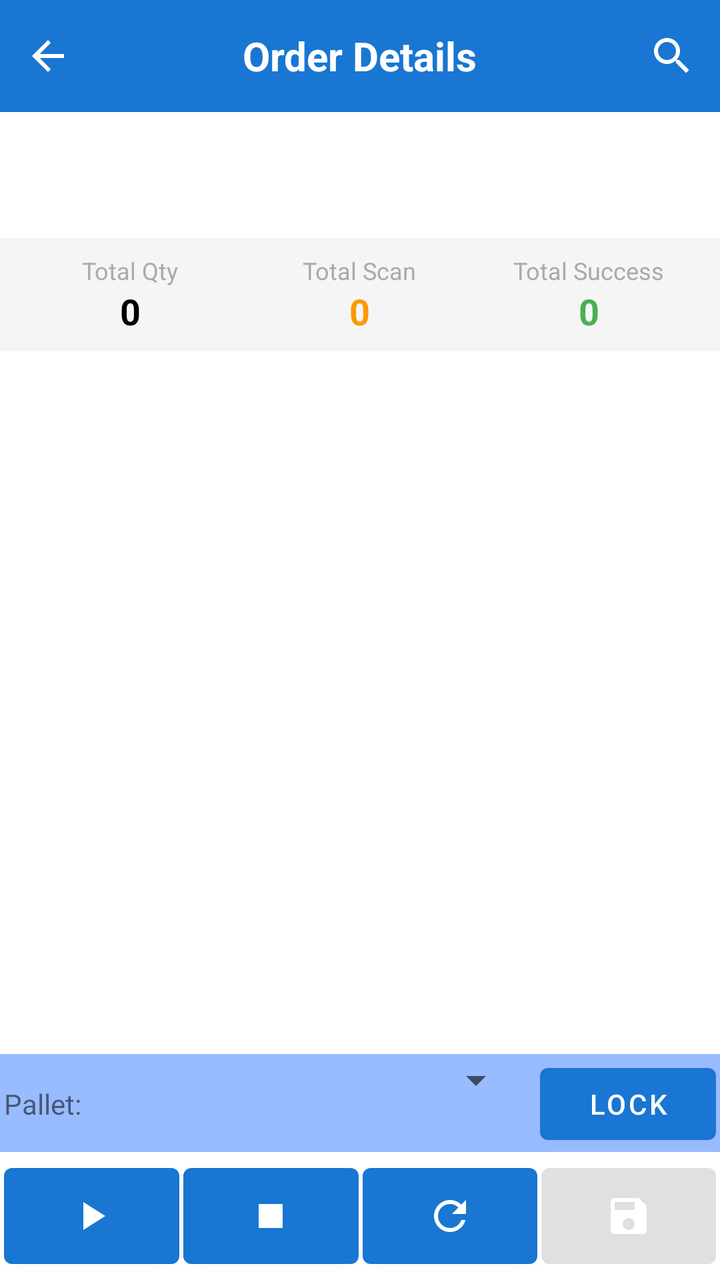
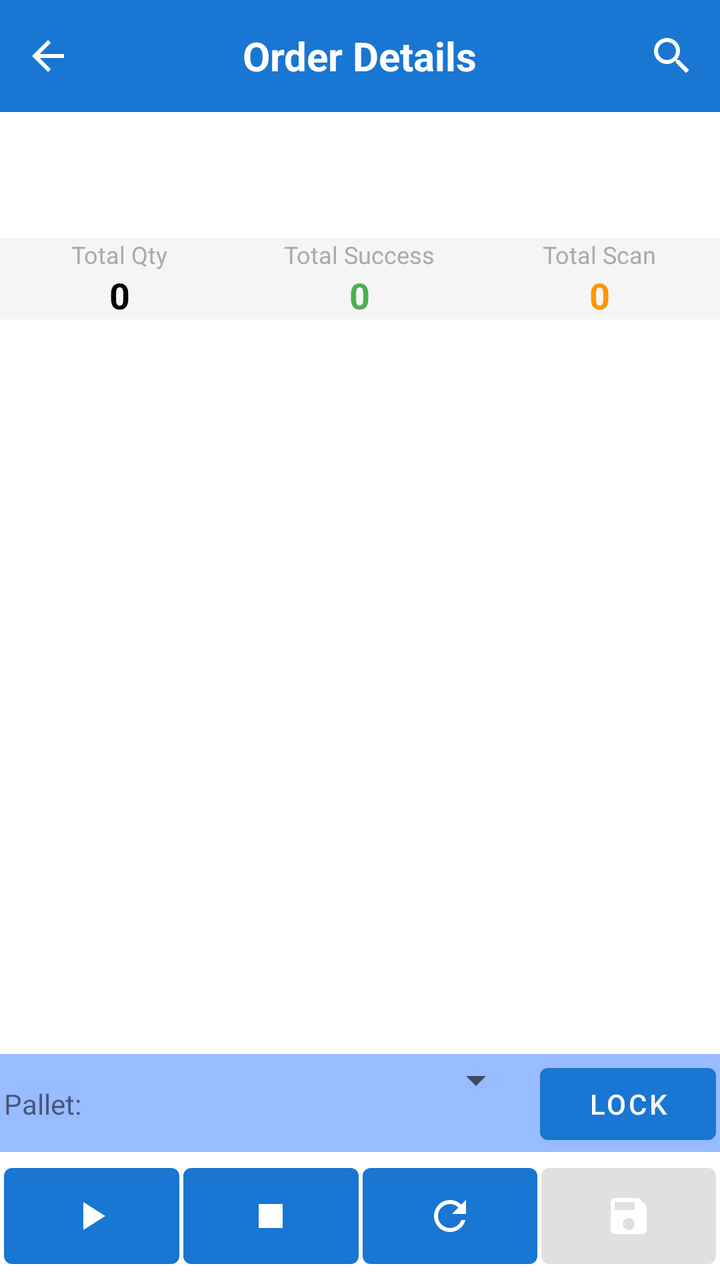

Before-and-after screenshots of an Android layout around one commit, followed by the original layout XML and the change that was made.
<!-- AndroidManifest.xml: application theme AppTheme -->
<!-- res/layout/fragment_picking_order_child.xml -->
<?xml version="1.0" encoding="utf-8"?>
<LinearLayout xmlns:android="http://schemas.android.com/apk/res/android"
    android:layout_width="match_parent"
    android:layout_height="match_parent"
    xmlns:app="http://schemas.android.com/apk/res-auto"
    android:orientation="vertical">

    <com.google.android.material.appbar.AppBarLayout
        android:id="@+id/appBarLayout"
        android:layout_width="match_parent"
        android:layout_height="wrap_content">

        <androidx.appcompat.widget.Toolbar
            android:id="@+id/toolbar"
            android:layout_width="match_parent"
            android:layout_height="?attr/actionBarSize"
            android:background="?attr/colorPrimary"
            app:contentInsetLeft="0dp"
            app:contentInsetStart="0dp"
            app:popupTheme="@style/ThemeOverlay.AppCompat.Light"
            app:theme="@style/ThemeOverlay.AppCompat.Dark.ActionBar">

            <FrameLayout
                android:layout_width="match_parent"
                android:layout_height="match_parent">

                <ImageView
                    android:id="@+id/ivBack"
                    android:layout_width="48dp"
                    android:layout_height="match_parent"
                    android:layout_gravity="start"
                    android:background="?attr/selectableItemBackgroundBorderless"
                    android:padding="12dp"
                    android:src="@drawable/ic_arrow_back"
                    app:tint="@android:color/white"/>

                <TextView
                    android:id="@+id/toolbar_title"
                    android:layout_width="wrap_content"
                    android:layout_height="wrap_content"
                    android:layout_gravity="center"
                    android:text="Order Details"
                    android:textColor="@android:color/white"
                    android:textSize="20sp"
                    android:textStyle="bold"/>

                
                <FrameLayout
                    android:id="@+id/notificationContainer"
                    android:layout_width="48dp"
                    android:layout_height="match_parent"
                    android:layout_gravity="end"
                    android:layout_marginEnd="48dp">

                    <ImageView
                        android:id="@+id/ivNotification"
                        android:layout_width="match_parent"
                        android:layout_height="match_parent"
                        android:background="?attr/selectableItemBackgroundBorderless"
                        android:padding="12dp"
                        android:src="@drawable/ic_notifications"
                        app:tint="@android:color/white"
                        android:visibility="gone"/>

                    <TextView
                        android:id="@+id/tvNotificationCount"
                        android:layout_width="20dp"
                        android:layout_height="20dp"
                        android:layout_gravity="top|end"
                        android:layout_marginTop="8dp"
                        android:layout_marginEnd="8dp"
                        android:background="@drawable/notification_badge_background"
                        android:gravity="center"
                        android:text="0"
                        android:textColor="@android:color/white"
                        android:textSize="12sp"
                        android:visibility="gone"/>
                </FrameLayout>

                <androidx.appcompat.widget.SearchView
                    android:id="@+id/searchView"
                    android:layout_width="wrap_content"
                    android:layout_height="match_parent"
                    android:layout_gravity="end"
                    app:iconifiedByDefault="true"
                    app:queryHint="Search item..."
                    android:theme="@style/SearchViewStyle"/>
            </FrameLayout>


        </androidx.appcompat.widget.Toolbar>

    </com.google.android.material.appbar.AppBarLayout>

    <LinearLayout
        android:layout_width="match_parent"
        android:layout_height="wrap_content"
        android:orientation="vertical"
        android:padding="5dp"
        android:background="@android:color/white">

        <TextView
            android:id="@+id/tvOrderNo"
            android:layout_width="match_parent"
            android:layout_height="wrap_content"
            android:textSize="18sp"
            android:textStyle="bold"
            android:layout_marginBottom="3dp"/>

        <TextView
            android:id="@+id/tvCustomer"
            android:layout_width="match_parent"
            android:layout_height="wrap_content"
            android:textSize="16sp"
            android:layout_marginBottom="4dp"/>

    </LinearLayout>
    
    <LinearLayout
        android:layout_width="match_parent"
        android:layout_height="wrap_content"
        android:orientation="horizontal"
        android:padding="8dp"
        android:background="#F5F5F5">

        <LinearLayout
            android:layout_width="0dp"
            android:layout_height="wrap_content"
            android:layout_weight="1"
            android:orientation="vertical"
            android:gravity="center">

            <TextView
                android:layout_width="wrap_content"
                android:layout_height="wrap_content"
                android:text="Total Qty"
                android:textSize="12sp"
                android:textColor="@android:color/darker_gray"/>

            <TextView
                android:id="@+id/tvTotalQty"
                android:layout_width="wrap_content"
                android:layout_height="wrap_content"
                android:text="0"
                android:textSize="18sp"
                android:textStyle="bold"
                android:textColor="@android:color/black"/>
        </LinearLayout>

        <LinearLayout
            android:layout_width="0dp"
            android:layout_height="wrap_content"
            android:layout_weight="1"
            android:orientation="vertical"
            android:gravity="center">

            <TextView
                android:layout_width="wrap_content"
                android:layout_height="wrap_content"
                android:text="Total Scan"
                android:textSize="12sp"
                android:textColor="@android:color/darker_gray"/>

            <TextView
                android:id="@+id/tvTotalScan"
                android:layout_width="wrap_content"
                android:layout_height="wrap_content"
                android:text="0"
                android:textSize="18sp"
                android:textStyle="bold"
                android:textColor="#FF9800"/>
        </LinearLayout>

        <LinearLayout
            android:layout_width="0dp"
            android:layout_height="wrap_content"
            android:layout_weight="1"
            android:orientation="vertical"
            android:gravity="center">

            <TextView
                android:layout_width="wrap_content"
                android:layout_height="wrap_content"
                android:text="Total Success"
                android:textSize="12sp"
                android:textColor="@android:color/darker_gray"/>

            <TextView
                android:id="@+id/tvTotalSuccess"
                android:layout_width="wrap_content"
                android:layout_height="wrap_content"
                android:text="0"
                android:textSize="18sp"
                android:textStyle="bold"
                android:textColor="#4CAF50"/>
        </LinearLayout>
    </LinearLayout>
    <LinearLayout
        android:id="@+id/view_readtag"
        android:layout_width="0dp"
        android:layout_height="0dp"
        android:visibility="invisible">
        <TextView
            android:id="@+id/tv_count"
            android:layout_width="0dp"
            android:layout_height="0dp"
            android:visibility="invisible"></TextView>
        <TextView
            android:id="@+id/tv_time"
            android:layout_width="0dp"
            android:layout_height="0dp"
            android:visibility="invisible"></TextView>
        <TextView
            android:id="@+id/tv_total"
            android:layout_width="0dp"
            android:layout_height="0dp"
            android:visibility="invisible"></TextView>
        <EditText
            android:id="@+id/etTime"
            android:layout_weight="1"
            android:layout_width="0dp"
            android:layout_height="0dp"
            android:hint="99999999"
            android:inputType="numberDecimal"
            android:maxLength="10"
            android:singleLine="true"
            android:visibility="invisible" />
    </LinearLayout>

    <FrameLayout
        android:layout_width="match_parent"
        android:layout_height="0dp"
        android:layout_weight="1">

        <ListView
            android:id="@+id/listView"
            android:layout_width="match_parent"
            android:layout_height="match_parent"
            android:divider="@android:color/darker_gray"
            android:dividerHeight="1dp"
            android:padding="3dp"/>

        <LinearLayout
            android:id="@+id/emptyView"
            android:layout_width="match_parent"
            android:layout_height="match_parent"
            android:gravity="center"
            android:orientation="vertical"
            android:visibility="gone">

            <ImageView
                android:layout_width="64dp"
                android:layout_height="64dp"
                android:src="@drawable/ic_empty_box"
                android:alpha="0.5"/>

            <TextView
                android:layout_width="wrap_content"
                android:layout_height="wrap_content"
                android:layout_marginTop="16dp"
                android:text="No items found"
                android:textSize="16sp"/>
        </LinearLayout>

        <ProgressBar
            android:id="@+id/progressBar"
            android:layout_width="wrap_content"
            android:layout_height="wrap_content"
            android:layout_gravity="center"
            android:visibility="gone"/>

    </FrameLayout>

    <LinearLayout
        android:id="@+id/viewPallet"
        android:layout_width="match_parent"
        android:layout_height="wrap_content"
        android:orientation="horizontal"
        android:paddingTop="1dp"
        android:paddingLeft="2dp"
        android:paddingRight="2dp"
        android:paddingBottom="0dp"
        android:background="@color/lightblue3">

        <TextView
            android:layout_width="wrap_content"
            android:layout_height="wrap_content"
            android:text="Pallet: ">
        </TextView>

        <Spinner
            android:id="@+id/spinnerPallet"
            android:layout_width="0dp"
            android:layout_height="wrap_content"
            android:layout_weight="1"
            android:layout_marginEnd="8dp"/>

        <Button
            android:id="@+id/btnLockPallet"
            android:layout_width="wrap_content"
            android:layout_height="wrap_content"
            android:text="Lock"
            android:drawablePadding="8dp"/>

    </LinearLayout>

    <LinearLayout
        android:id="@+id/viewAction"
        android:layout_width="match_parent"
        android:layout_height="wrap_content"
        android:orientation="horizontal"
        android:padding="2dp">

        <Button
            android:id="@+id/btnScanRFID"
            android:layout_width="wrap_content"
            android:layout_height="match_parent"
            android:layout_weight="1"
            android:layout_marginEnd="2dp"
            android:drawableTop="@drawable/ic_play"
            android:paddingTop="12dp"
            android:paddingBottom="0dp"
            android:textSize="0sp"/>

        <Button
            android:id="@+id/btnStop"
            android:layout_width="wrap_content"
            android:layout_height="wrap_content"
            android:layout_weight="1"
            android:layout_marginEnd="2dp"
            android:drawableTop="@drawable/ic_stop"
            android:paddingTop="12dp"
            android:paddingBottom="3dp"
            android:textSize="0sp"/>

        <Button
            android:id="@+id/btnClear"
            android:layout_width="wrap_content"
            android:layout_height="wrap_content"
            android:layout_weight="1"
            android:layout_marginEnd="2dp"
            android:drawableTop="@drawable/ic_refresh"
            android:paddingTop="12dp"
            android:paddingBottom="3dp"
            android:textSize="0sp"/>

        <Button
            android:id="@+id/btnConfirm"
            android:layout_width="wrap_content"
            android:layout_height="wrap_content"
            android:layout_weight="1"
            android:enabled="false"
            android:drawableTop="@drawable/ic_save"
            android:paddingTop="12dp"
            android:paddingBottom="3dp"
            android:textSize="0sp"/>
    </LinearLayout>









































</LinearLayout>
<!-- resources referenced by this layout -->
<resources>
  <color name="lightblue3">#99BBFF</color>
  <!-- drawable ic_arrow_back (drawable) -->
  <?xml version="1.0" encoding="utf-8"?>
  <vector xmlns:android="http://schemas.android.com/apk/res/android"
      android:width="24dp"
      android:height="24dp"
      android:viewportWidth="24"
      android:viewportHeight="24">
      <path
          android:fillColor="#FFFFFF"
          android:pathData="M20,11H7.83l5.59,-5.59L12,4l-8,8 8,8 1.41,-1.41L7.83,13H20v-2z"/>
  </vector>
  <!-- drawable ic_empty_box: png bitmap (drawable, 5607 bytes) -->
  <!-- drawable ic_notifications: png bitmap (drawable, 959 bytes) -->
  <!-- drawable ic_play (drawable) -->
  <?xml version="1.0" encoding="utf-8"?>
  <vector xmlns:android="http://schemas.android.com/apk/res/android"
      android:width="24dp"
      android:height="24dp"
      android:viewportWidth="24"
      android:viewportHeight="24">
      <path
          android:fillColor="#FFFFFF"
          android:pathData="M8,5v14l11,-7z"/>
  </vector>
  <!-- drawable ic_refresh (drawable) -->
  <?xml version="1.0" encoding="utf-8"?>
  <vector xmlns:android="http://schemas.android.com/apk/res/android"
      android:width="24dp"
      android:height="24dp"
      android:viewportWidth="24"
      android:viewportHeight="24">
      <path
          android:fillColor="#FFFFFF"
          android:pathData="M17.65,6.35C16.2,4.9 14.21,4 12,4c-4.42,0 -7.99,3.58 -7.99,8s3.57,8 7.99,8c3.73,0 6.84,-2.55 7.73,-6h-2.08c-0.82,2.33 -3.04,4 -5.65,4 -3.31,0 -6,-2.69 -6,-6s2.69,-6 6,-6c1.66,0 3.14,0.69 4.22,1.78L13,11h7V4l-2.35,2.35z"/>
  </vector>
  <!-- drawable ic_save (drawable) -->
  <?xml version="1.0" encoding="utf-8"?>
  <vector xmlns:android="http://schemas.android.com/apk/res/android"
      android:width="24dp"
      android:height="24dp"
      android:viewportWidth="24"
      android:viewportHeight="24">
      <path
          android:fillColor="#FFFFFF"
          android:pathData="M17,3L5,3c-1.11,0 -2,0.9 -2,2v14c0,1.1 0.89,2 2,2h14c1.1,0 2,-0.9 2,-2L21,7l-4,-4zM12,19c-1.66,0 -3,-1.34 -3,-3s1.34,-3 3,-3 3,1.34 3,3 -1.34,3 -3,3zM15,9L5,9L5,5h10v4z"/>
  </vector>
  <!-- drawable ic_stop (drawable) -->
  <?xml version="1.0" encoding="utf-8"?>
  <vector xmlns:android="http://schemas.android.com/apk/res/android"
      android:width="24dp"
      android:height="24dp"
      android:viewportWidth="24"
      android:viewportHeight="24">
      <path
          android:fillColor="#FFFFFF"
          android:pathData="M6,6h12v12H6z"/>
  </vector>
  <!-- drawable notification_badge_background (drawable) -->
  <?xml version="1.0" encoding="utf-8"?>
  <shape xmlns:android="http://schemas.android.com/apk/res/android"
      android:shape="oval">
      <solid android:color="#F44336" /> 
  </shape>
  <style name="SearchViewStyle" parent="Widget.AppCompat.SearchView">
          
          <item name="android:background">@android:color/transparent</item>
          
          <item name="android:textColor">@android:color/white</item>
          
          <item name="android:textColorHint">@android:color/white</item>
          
          <item name="android:tint">@android:color/white</item>
      </style>
  <style name="AppTheme" parent="Theme.MaterialComponents.Light.DarkActionBar">
          <item name="colorPrimary">@color/colorPrimary</item>
          <item name="colorPrimaryDark">@color/colorPrimaryDark</item>
          <item name="colorAccent">@color/colorAccent</item>
      </style>
  <color name="colorPrimary">#1976D2</color>
  <color name="colorPrimaryDark">#1565C0</color>
  <color name="colorAccent">#FFC107</color>
</resources>

<!-- the commit's change to res/layout/fragment_picking_order_child.xml (unified diff, before → after) -->
@@ -115,12 +115,13 @@
             android:layout_marginBottom="4dp"/>
 
     </LinearLayout>
+
     
     <LinearLayout
         android:layout_width="match_parent"
         android:layout_height="wrap_content"
         android:orientation="horizontal"
-        android:padding="8dp"
+        android:padding="0dp"
         android:background="#F5F5F5">
 
         <LinearLayout
@@ -157,6 +158,30 @@
             <TextView
                 android:layout_width="wrap_content"
                 android:layout_height="wrap_content"
+                android:text="Total Success"
+                android:textSize="12sp"
+                android:textColor="@android:color/darker_gray"/>
+
+            <TextView
+                android:id="@+id/tvTotalSuccess"
+                android:layout_width="wrap_content"
+                android:layout_height="wrap_content"
+                android:text="0"
+                android:textSize="18sp"
+                android:textStyle="bold"
+                android:textColor="#4CAF50"/>
+        </LinearLayout>
+
+        <LinearLayout
+            android:layout_width="0dp"
+            android:layout_height="wrap_content"
+            android:layout_weight="1"
+            android:orientation="vertical"
+            android:gravity="center">
+
+            <TextView
+                android:layout_width="wrap_content"
+                android:layout_height="wrap_content"
                 android:text="Total Scan"
                 android:textSize="12sp"
                 android:textColor="@android:color/darker_gray"/>
@@ -171,29 +196,6 @@
                 android:textColor="#FF9800"/>
         </LinearLayout>
 
-        <LinearLayout
-            android:layout_width="0dp"
-            android:layout_height="wrap_content"
-            android:layout_weight="1"
-            android:orientation="vertical"
-            android:gravity="center">
-
-            <TextView
-                android:layout_width="wrap_content"
-                android:layout_height="wrap_content"
-                android:text="Total Success"
-                android:textSize="12sp"
-                android:textColor="@android:color/darker_gray"/>
-
-            <TextView
-                android:id="@+id/tvTotalSuccess"
-                android:layout_width="wrap_content"
-                android:layout_height="wrap_content"
-                android:text="0"
-                android:textSize="18sp"
-                android:textStyle="bold"
-                android:textColor="#4CAF50"/>
-        </LinearLayout>
     </LinearLayout>
     <LinearLayout
         android:id="@+id/view_readtag"
@@ -332,7 +334,6 @@
             android:paddingTop="12dp"
             android:paddingBottom="3dp"
             android:textSize="0sp"/>
-
         <Button
             android:id="@+id/btnClear"
             android:layout_width="wrap_content"
@@ -355,45 +356,23 @@
             android:paddingBottom="3dp"
             android:textSize="0sp"/>
     </LinearLayout>
-
-
-
-
-
-
-
-
-
-
-
-
-
-
-
-
-
-
-
-
-
-
-
-
-
-
-
-
-
-
-
-
-
-
-
-
-
-
-
-
+    <LinearLayout
+        android:layout_width="match_parent"
+        android:layout_height="wrap_content"
+        android:visibility="gone">
+        <TextView
+            android:layout_width="wrap_content"
+            android:layout_height="wrap_content"
+            android:text="@string/tvData_Read"
+            android:textSize="16sp" />
+
+        <EditText
+            android:id="@+id/EtData_Read"
+            android:layout_width="match_parent"
+            android:layout_height="wrap_content"
+            android:hint=""
+            android:inputType="textMultiLine"
+            android:singleLine="false" />
+    </LinearLayout>
 
 </LinearLayout>
<!-- resource entries referenced after the edit -->
@@ -64,6 +64,7 @@
       android:shape="oval">
       <solid android:color="#F44336" /> 
   </shape>
+  <string name="tvData_Read">Data：</string>
   <style name="SearchViewStyle" parent="Widget.AppCompat.SearchView">
           
           <item name="android:background">@android:color/transparent</item>
